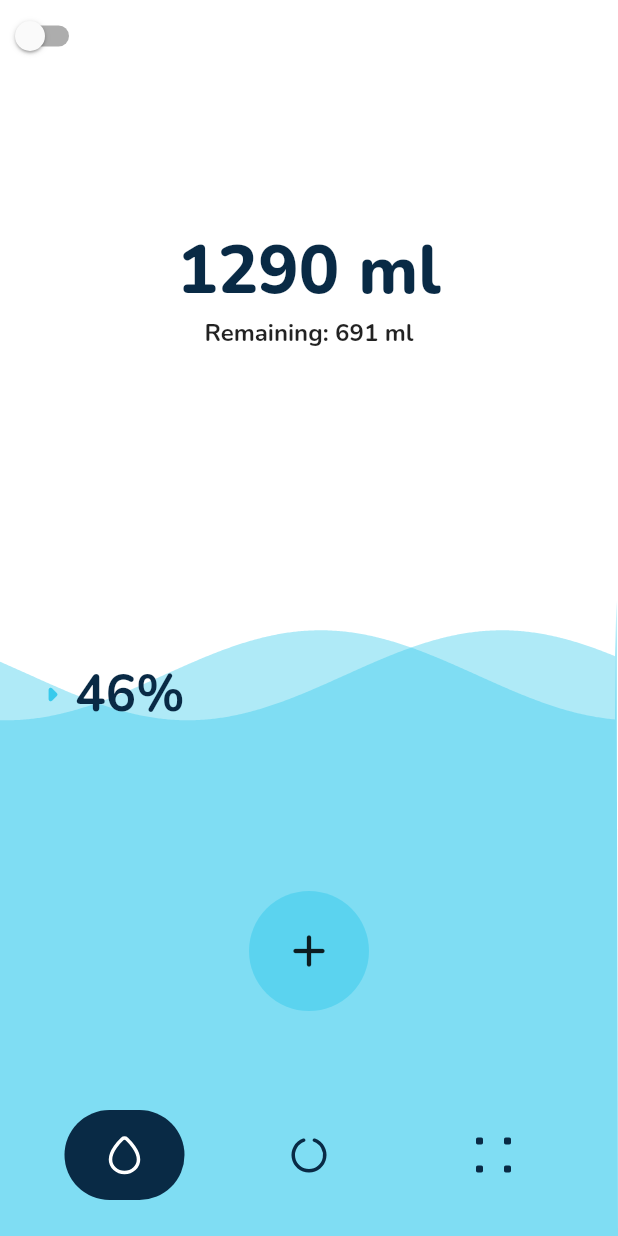
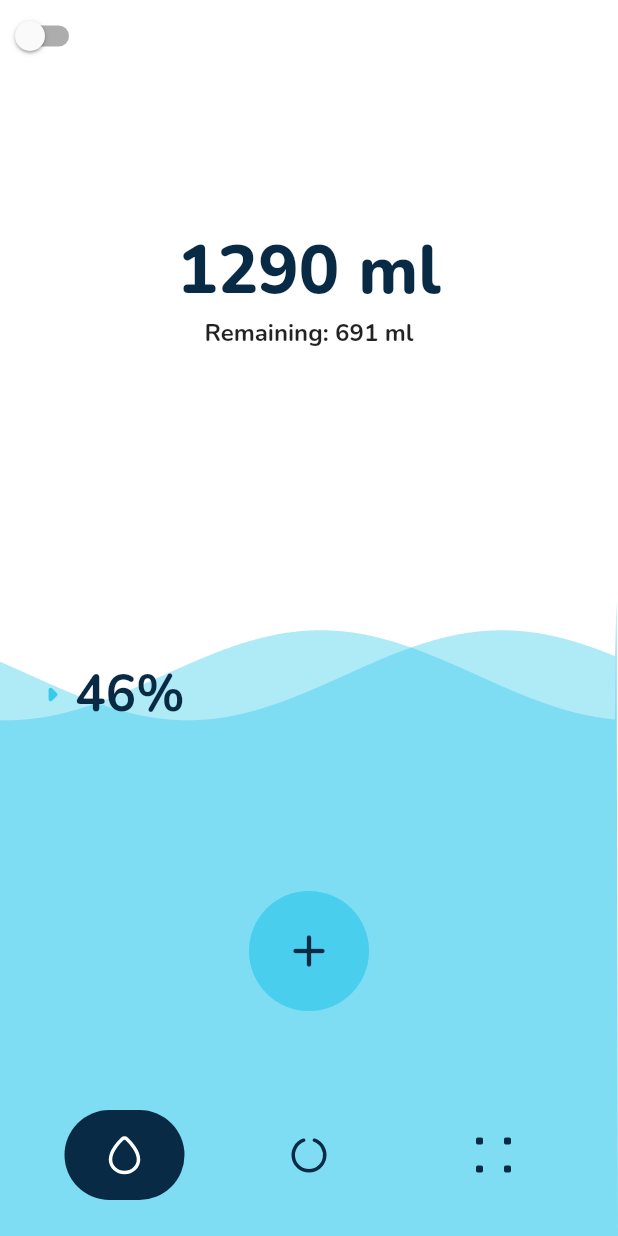
Before and after one commit to ekotyoo/drink_reminder, a Flutter app: the screen it shows after launch, on a phone screen of 412 x 824 dp. Run offline on Flutter 3.47's test engine with Material 2 defaults, Android fonts, the phone set to English and light mode, and no system bars; our stand-ins replace flutter_svg, google_fonts.

Commit message:
Improve animated add drink button -refactor into separate widget -improve expand animation

```diff
--- a/lib/features/hydration_reminder/presentation/pages/current_hidration_page.dart
+++ b/lib/features/hydration_reminder/presentation/pages/current_hidration_page.dart
@@ -66,7 +66,7 @@ class _CurrentHidrationPageState extends State<CurrentHidrationPage>
               child: CupList(
                 animation: _animationController,
               )),
-          const SizedBox(height: 100),
+          const Spacer(),
         ],
       )),
     );
--- a/lib/features/hydration_reminder/presentation/pages/drink_page.dart
+++ b/lib/features/hydration_reminder/presentation/pages/drink_page.dart
@@ -1,7 +1,6 @@
-import 'dart:math';
-
 import 'package:drink_reminder/common/theme.dart';
 import 'package:drink_reminder/features/hydration_reminder/presentation/provider/drink_model.dart';
+import 'package:drink_reminder/features/hydration_reminder/presentation/widgets/animated_add_drink_button.dart';
 import 'package:drink_reminder/features/hydration_reminder/presentation/widgets/wave.dart';
 import 'package:flutter/material.dart';
 import 'package:provider/provider.dart';
@@ -13,9 +12,9 @@ class DrinkPage extends StatefulWidget {
   _DrinkPageState createState() => _DrinkPageState();
 }
 
-class _DrinkPageState extends State<DrinkPage>
-    with SingleTickerProviderStateMixin {
+class _DrinkPageState extends State<DrinkPage> with TickerProviderStateMixin {
   late AnimationController _animationController;
+  late AnimationController _addButtonAnimationController;
   late Animation<double> _animation;
   late Animation<Offset> _offsetAnimation;
 
@@ -24,6 +23,8 @@ class _DrinkPageState extends State<DrinkPage>
     super.initState();
     _animationController = AnimationController(
         vsync: this, duration: const Duration(milliseconds: 1000));
+    _addButtonAnimationController = AnimationController(
+        vsync: this, duration: const Duration(milliseconds: 500));
     _animation = Tween<double>(begin: 0, end: 1).animate(
         CurvedAnimation(parent: _animationController, curve: Curves.ease));
     _offsetAnimation =
@@ -35,12 +36,12 @@ class _DrinkPageState extends State<DrinkPage>
   @override
   void dispose() {
     _animationController.dispose();
+    _addButtonAnimationController.dispose();
     super.dispose();
   }
 
   @override
   Widget build(BuildContext context) {
-    final provider = Provider.of<DrinkModel>(context);
     _animationController.forward();
     return Scaffold(
       body: SafeArea(
@@ -76,103 +77,8 @@ class _DrinkPageState extends State<DrinkPage>
               child: FadeTransition(
                 opacity: _animation,
                 child: SlideTransition(
-                  position: _offsetAnimation,
-                  child: Consumer<DrinkModel>(
-                    builder: (context, value, child) => InkWell(
-                      onTap: () {
-                        if (!provider.isAddButtonLongPressed) {
-                          provider.updateDrink(200);
-                        } else {
-                          provider.toggleIsAddButtonLongPressed();
-                        }
-                      },
-                      onLongPress: () {
-                        provider.toggleIsAddButtonLongPressed();
-                      },
-                      customBorder: const CircleBorder(),
-                      child: AnimatedContainer(
-                        duration: const Duration(milliseconds: 300),
-                        curve: Curves.easeOutQuad,
-                        height: value.isAddButtonLongPressed ? 220 : 80,
-                        width: value.isAddButtonLongPressed ? 220 : 80,
-                        alignment: Alignment.center,
-                        decoration: BoxDecoration(
-                            shape: BoxShape.circle,
-                            color: Theme.of(context)
-                                .primaryColor
-                                .withOpacity(0.5)),
-                        child: LayoutBuilder(
-                          builder: (context, constraints) => AnimatedSwitcher(
-                            duration: const Duration(milliseconds: 300),
-                            switchInCurve: Curves.ease,
-                            transitionBuilder: (child, animation) {
-                              return RotationTransition(
-                                turns: animation.drive(Tween(begin: 0, end: 1)),
-                                alignment: Alignment.center,
-                                child: FadeTransition(
-                                    opacity: animation, child: child),
-                              );
-                            },
-                            child: value.isAddButtonLongPressed
-                                ? Stack(
-                                    children: [
-                                      Positioned(
-                                        top: 0 + 20,
-                                        left: 0,
-                                        right: 0,
-                                        child: GestureDetector(
-                                          onTap: () {
-                                            provider.undo();
-                                            provider
-                                                .toggleIsAddButtonLongPressed();
-                                          },
-                                          child: Column(
-                                            children: const [
-                                              Icon(Icons.undo),
-                                              Text("Undo")
-                                            ],
-                                          ),
-                                        ),
-                                      ),
-                                      Positioned(
-                                        bottom: 0 + 20,
-                                        left: 0,
-                                        right: 0,
-                                        child: GestureDetector(
-                                          onTap: () {
-                                            provider.reset();
-                                            provider
-                                                .toggleIsAddButtonLongPressed();
-                                          },
-                                          child: Column(
-                                            children: const [
-                                              Icon(Icons.restore),
-                                              Text("Reset")
-                                            ],
-                                          ),
-                                        ),
-                                      ),
-                                      const Align(
-                                        alignment: Alignment.center,
-                                        child: Icon(
-                                          Icons.close_rounded,
-                                          size: 36,
-                                          key: ValueKey("close_icon"),
-                                        ),
-                                      ),
-                                    ],
-                                  )
-                                : const Icon(
-                                    Icons.add_rounded,
-                                    size: 36,
-                                    key: ValueKey("add_icon"),
-                                  ),
-                          ),
-                        ),
-                      ),
-                    ),
-                  ),
-                ),
+                    position: _offsetAnimation,
+                    child: const AnimatedAddDrinkButton()),
               ),
             ),
             Positioned(
--- a/lib/features/hydration_reminder/presentation/provider/drink_model.dart
+++ b/lib/features/hydration_reminder/presentation/provider/drink_model.dart
@@ -37,10 +37,10 @@ class DrinkModel extends ChangeNotifier {
     notifyListeners();
   }
 
-  bool _isAddButtonLongPressed = false;
-  bool get isAddButtonLongPressed => _isAddButtonLongPressed;
-  void toggleIsAddButtonLongPressed() {
-    _isAddButtonLongPressed = !_isAddButtonLongPressed;
+  bool _isAddButtonExpanded = false;
+  bool get isAddButtonExpanded => _isAddButtonExpanded;
+  void toggleIsAddButtonExpanded() {
+    _isAddButtonExpanded = !_isAddButtonExpanded;
     notifyListeners();
   }
 }
--- /dev/null
+++ b/lib/features/hydration_reminder/presentation/widgets/animated_add_drink_button.dart
@@ -0,0 +1,193 @@
+import 'dart:math';
+
+import 'package:drink_reminder/features/hydration_reminder/presentation/provider/drink_model.dart';
+import 'package:flutter/material.dart';
+import 'package:provider/provider.dart';
+
+class AnimatedAddDrinkButton extends StatefulWidget {
+  const AnimatedAddDrinkButton({Key? key}) : super(key: key);
+
+  @override
+  _AnimatedAddDrinkButtonState createState() => _AnimatedAddDrinkButtonState();
+}
+
+class _AnimatedAddDrinkButtonState extends State<AnimatedAddDrinkButton>
+    with SingleTickerProviderStateMixin {
+  late AnimationController _animationController;
+  late Animation<double> _animation;
+  late Animation<double> _opacityAnimation;
+
+  @override
+  void initState() {
+    _animationController = AnimationController(
+        vsync: this, duration: const Duration(milliseconds: 500));
+    _animation = Tween<double>(begin: 0, end: 1).animate(CurvedAnimation(
+        parent: _animationController, curve: Curves.easeInOutCubic));
+    _opacityAnimation = Tween<double>(begin: 0, end: 1).animate(CurvedAnimation(
+        parent: _animationController,
+        curve: const Interval(0.3, 1, curve: Curves.ease)));
+    super.initState();
+  }
+
+  @override
+  void dispose() {
+    _animationController.dispose();
+    super.dispose();
+  }
+
+  @override
+  Widget build(BuildContext context) {
+    return Consumer<DrinkModel>(
+      builder: (context, value, child) => InkWell(
+        onTap: () {
+          if (!value.isAddButtonExpanded) {
+            value.updateDrink(200);
+          } else {
+            value.toggleIsAddButtonExpanded();
+            _animationController.reverse();
+          }
+        },
+        onLongPress: () {
+          if (!value.isAddButtonExpanded) {
+            value.toggleIsAddButtonExpanded();
+            _animationController.forward();
+          }
+        },
+        customBorder: const CircleBorder(),
+        child: AnimatedContainer(
+          duration: const Duration(milliseconds: 500),
+          curve: Curves.easeInOutCubic,
+          height: value.isAddButtonExpanded ? 220 : 80,
+          width: value.isAddButtonExpanded ? 220 : 80,
+          alignment: Alignment.center,
+          decoration: BoxDecoration(
+              shape: BoxShape.circle,
+              color: Theme.of(context).primaryColor.withOpacity(0.5)),
+          child: LayoutBuilder(
+            builder: (context, constraints) => AnimatedBuilder(
+              animation: _animation,
+              builder: (context, child) => Stack(
+                children: [
+                  Align(
+                    alignment: Alignment.center,
+                    child: Transform(
+                      transform: Matrix4.identity()
+                        ..rotateZ(_animation.value * pi / 4),
+                      alignment: Alignment.center,
+                      child: AnimatedContainer(
+                        duration: const Duration(milliseconds: 500),
+                        curve: Curves.easeInOutCubic,
+                        height: 80,
+                        width: 80,
+                        decoration: BoxDecoration(
+                          shape: BoxShape.circle,
+                          color: value.isAddButtonExpanded
+                              ? Theme.of(context).scaffoldBackgroundColor
+                              : Theme.of(context).primaryColor.withOpacity(0.5),
+                        ),
+                        child: Center(
+                          child: Icon(
+                            Icons.add_rounded,
+                            size: 36,
+                            color: Theme.of(context).colorScheme.secondary,
+                          ),
+                        ),
+                      ),
+                    ),
+                  ),
+                  Align(
+                    alignment: Alignment.center,
+                    child: Transform(
+                      transform: Matrix4.identity()
+                        ..rotateZ((1 - _animation.value) * -pi / 2),
+                      alignment: Alignment.center,
+                      child: Opacity(
+                        opacity: _opacityAnimation.value,
+                        child: Stack(
+                          children: [
+                            Positioned(
+                              left: constraints.minHeight / 2,
+                              right: 0,
+                              top: 16,
+                              child: AbsorbPointer(
+                                absorbing: !value.isAddButtonExpanded,
+                                child: GestureDetector(
+                                  onTap: () {
+                                    value.undo();
+                                    value.toggleIsAddButtonExpanded();
+                                    _animationController.reverse();
+                                  },
+                                  child: Column(
+                                    children: [
+                                      Icon(
+                                        Icons.undo,
+                                        color: Theme.of(context)
+                                            .colorScheme
+                                            .secondary,
+                                      ),
+                                      Text(
+                                        "Undo",
+                                        style: Theme.of(context)
+                                            .textTheme
+                                            .bodyText1!
+                                            .copyWith(
+                                                fontWeight: FontWeight.bold,
+                                                color: Theme.of(context)
+                                                    .colorScheme
+                                                    .secondary),
+                                      )
+                                    ],
+                                  ),
+                                ),
+                              ),
+                            ),
+                            Positioned(
+                              left: 0,
+                              right: 0,
+                              bottom: 16,
+                              child: AbsorbPointer(
+                                absorbing: !value.isAddButtonExpanded,
+                                child: GestureDetector(
+                                  onTap: () {
+                                    value.reset();
+                                    value.toggleIsAddButtonExpanded();
+                                    _animationController.reverse();
+                                  },
+                                  child: Column(
+                                    children: [
+                                      Icon(
+                                        Icons.restore_rounded,
+                                        color: Theme.of(context)
+                                            .colorScheme
+                                            .secondary,
+                                      ),
+                                      Text(
+                                        "Reset",
+                                        style: Theme.of(context)
+                                            .textTheme
+                                            .bodyText1!
+                                            .copyWith(
+                                                fontWeight: FontWeight.bold,
+                                                color: Theme.of(context)
+                                                    .colorScheme
+                                                    .secondary),
+                                      )
+                                    ],
+                                  ),
+                                ),
+                              ),
+                            ),
+                          ],
+                        ),
+                      ),
+                    ),
+                  ),
+                ],
+              ),
+            ),
+          ),
+        ),
+      ),
+    );
+  }
+}
```
